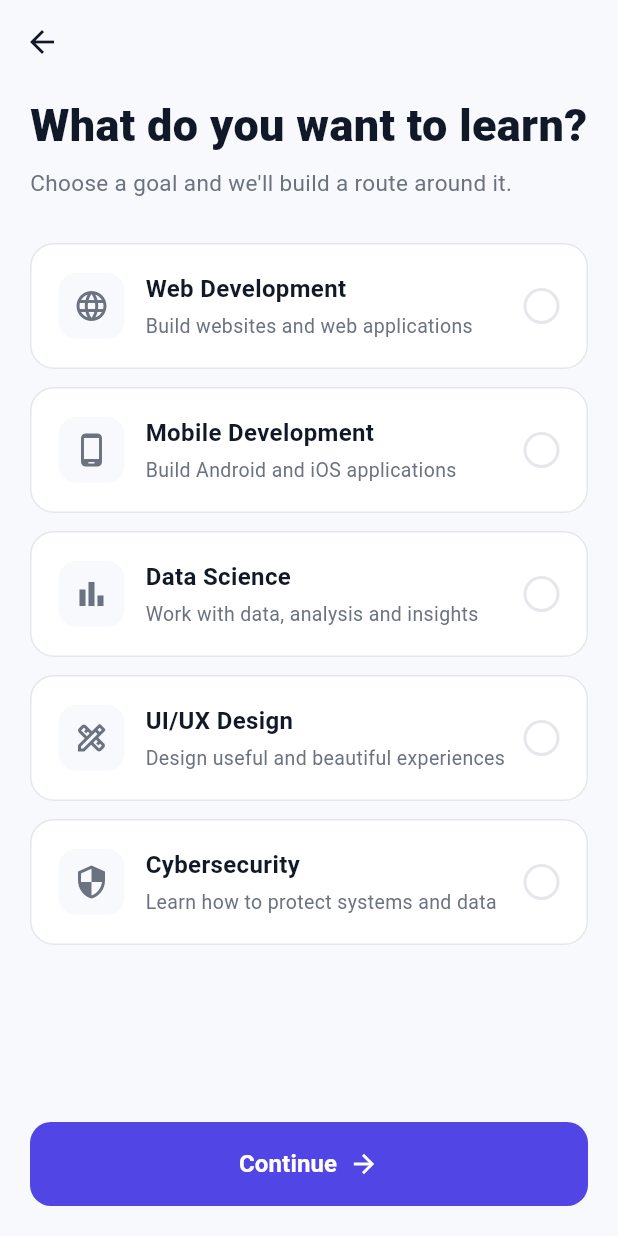
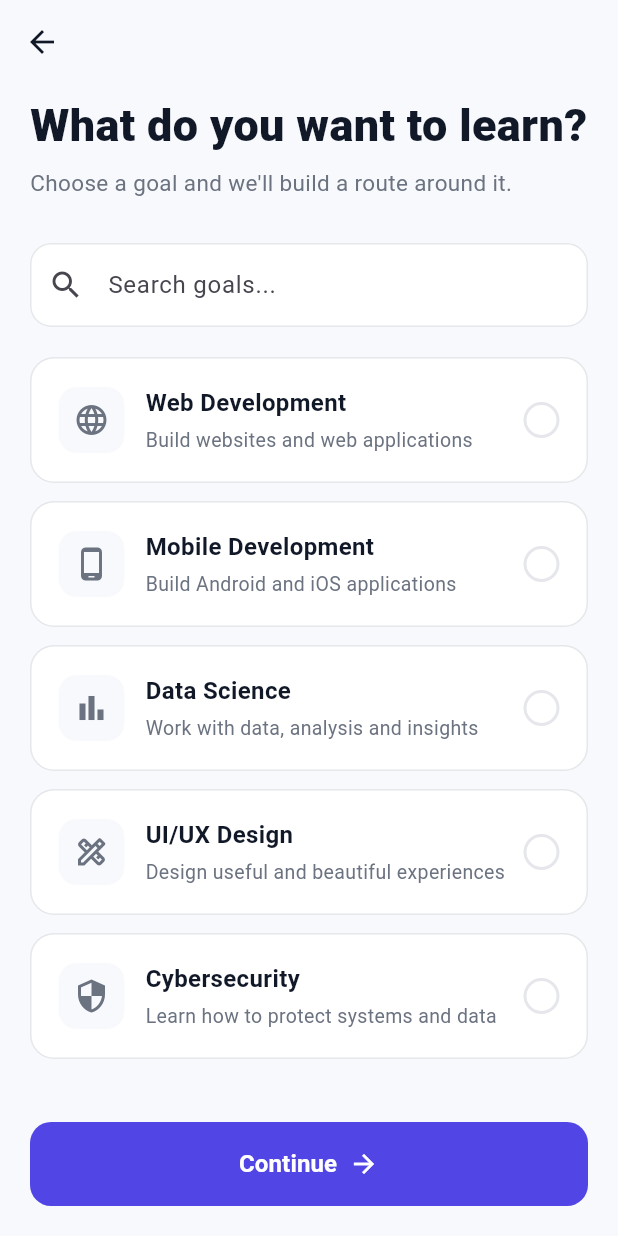
Before and after one commit to codexincweb/studyroute, a Flutter app: the ChooseGoalScreen screen opened by its route, on a phone screen of 412 x 824 dp. Run offline on Flutter 3.47's test engine with Material 3 defaults, Android fonts, the phone set to English and light mode, and no system bars; our stand-ins replace shared_preferences; accounts and stored records are empty.

Commit message:
Add goal search and password reset routing

```diff
--- a/frontend/lib/app/routes.dart
+++ b/frontend/lib/app/routes.dart
@@ -32,6 +32,8 @@ class AppRoutes {
     login: (_) => const LoginScreen(),
     signup: (_) => const SignupScreen(),
     forgotPassword: (_) => const ForgotPasswordScreen(),
+    resetPassword: (_) =>
+        ResetPasswordScreen(token: Uri.base.queryParameters['token'] ?? ''),
     chooseGoal: (_) => const ChooseGoalScreen(),
     chooseLevel: (_) => const ChooseLevelScreen(),
     routeDashboard: (_) => const RouteDashboardScreen(),
--- a/frontend/lib/auth/login_screen.dart
+++ b/frontend/lib/auth/login_screen.dart
@@ -115,6 +115,7 @@ class _LoginScreenState extends State<LoginScreen> {
                 AppTextField(
                   controller: _emailController,
                   label: 'Email',
+                  hint: 'Enter your email',
                   keyboardType: TextInputType.emailAddress,
                   validator: (value) {
                     if (value == null || value.trim().isEmpty) {
--- a/frontend/lib/onboarding/choose_goal_screen.dart
+++ b/frontend/lib/onboarding/choose_goal_screen.dart
@@ -14,6 +14,8 @@ class ChooseGoalScreen extends StatefulWidget {
 
 class _ChooseGoalScreenState extends State<ChooseGoalScreen> {
   String? _selectedGoal;
+
+  final TextEditingController _searchController = TextEditingController();
 
   final List<Map<String, dynamic>> _goals = [
     {
@@ -43,6 +45,27 @@ class _ChooseGoalScreenState extends State<ChooseGoalScreen> {
     },
   ];
 
+  List<Map<String, dynamic>> get _filteredGoals {
+    final query = _searchController.text.trim().toLowerCase();
+
+    if (query.isEmpty) {
+      return _goals;
+    }
+
+    return _goals.where((goal) {
+      final title = goal['title'].toString().toLowerCase();
+      final subtitle = goal['subtitle'].toString().toLowerCase();
+
+      return title.contains(query) || subtitle.contains(query);
+    }).toList();
+  }
+
+  @override
+  void dispose() {
+    _searchController.dispose();
+    super.dispose();
+  }
+
   void _continue() {
     if (_selectedGoal == null) {
       ScaffoldMessenger.of(context).showSnackBar(
@@ -60,6 +83,8 @@ class _ChooseGoalScreenState extends State<ChooseGoalScreen> {
 
   @override
   Widget build(BuildContext context) {
+    final filteredGoals = _filteredGoals;
+
     return Scaffold(
       appBar: AppBar(
         leading: IconButton(
@@ -87,9 +112,7 @@ class _ChooseGoalScreenState extends State<ChooseGoalScreen> {
                         color: AppColors.text,
                       ),
                     ),
-
                     const SizedBox(height: 10),
-
                     const Text(
                       'Choose a goal and we\'ll build a route '
                       'around it.',
@@ -99,10 +122,45 @@ class _ChooseGoalScreenState extends State<ChooseGoalScreen> {
                         color: AppColors.secondaryText,
                       ),
                     ),
-
                     const SizedBox(height: 28),
 
-                    ..._goals.map((goal) {
+                    TextField(
+                      controller: _searchController,
+                      onChanged: (_) {
+                        setState(() {});
+                      },
+                      decoration: InputDecoration(
+                        hintText: 'Search goals...',
+                        prefixIcon: const Icon(Icons.search),
+                        suffixIcon: _searchController.text.isNotEmpty
+                            ? IconButton(
+                                icon: const Icon(Icons.clear),
+                                onPressed: () {
+                                  _searchController.clear();
+                                  setState(() {});
+                                },
+                              )
+                            : null,
+                      ),
+                    ),
+
+                    const SizedBox(height: 20),
+
+                    if (filteredGoals.isEmpty)
+                      const Padding(
+                        padding: EdgeInsets.symmetric(vertical: 30),
+                        child: Center(
+                          child: Text(
+                            'No goals found.',
+                            style: TextStyle(
+                              color: AppColors.secondaryText,
+                              fontSize: 15,
+                            ),
+                          ),
+                        ),
+                      )
+                    else
+                      ...filteredGoals.map((goal) {
                         final title = goal['title'] as String;
 
                         return Padding(
@@ -124,7 +182,6 @@ class _ChooseGoalScreenState extends State<ChooseGoalScreen> {
                 ),
               ),
             ),
-
             Padding(
               padding: const EdgeInsets.fromLTRB(20, 10, 20, 20),
               child: PrimaryButton(
```
Lines whose indentation alone changed are shown as unchanged.
